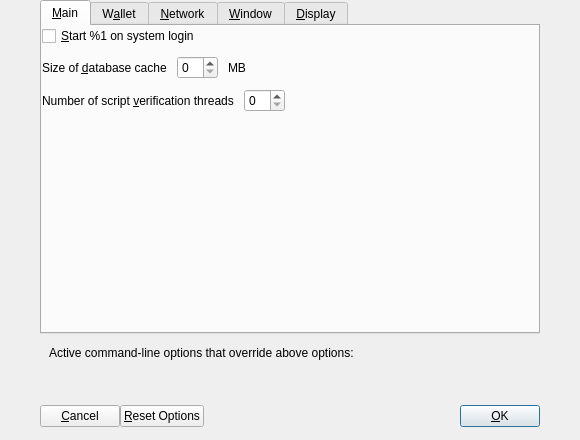
This is src/qt/forms/optionsdialog.ui in frozenflux3/munt-official as Qt 5 draws it before an edit. The edited form follows.
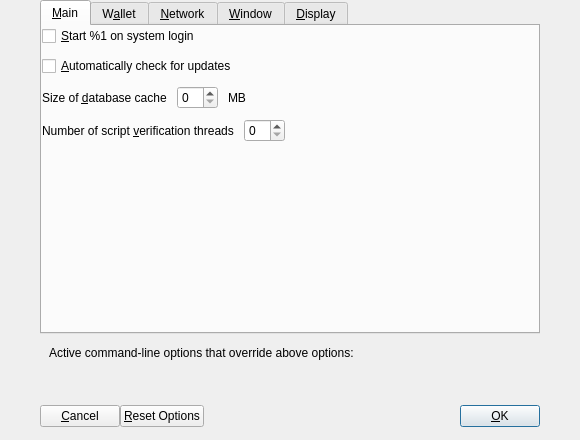
This is the edited form. The open tabs and pages were chosen to show the change. Custom widgets are drawn as their Qt base class.

Commit message: Auto update check

Diff of the .ui file:
```diff
--- a/src/qt/forms/optionsdialog.ui
+++ b/src/qt/forms/optionsdialog.ui
@@ -58,6 +58,16 @@
          </property>
         </widget>
        </item>
+       <item>
+        <widget class="QCheckBox" name="autoUpdateCheck">
+         <property name="toolTip">
+          <string>Periodically check if updates are available. </string>
+         </property>
+         <property name="text">
+          <string>&amp;Automatically check for updates</string>
+         </property>
+        </widget>
+       </item>
        <item>
         <layout class="QHBoxLayout" name="horizontalLayout_2_Main">
          <item>
```
The commit also changes 11 other files.
